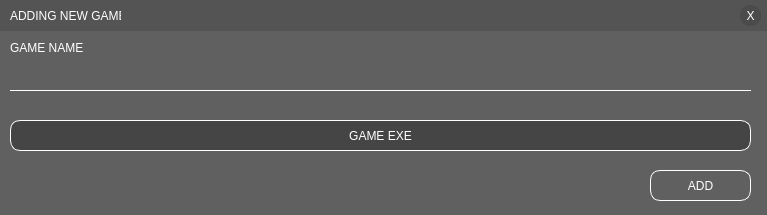
First picture: the form in newgame.ui, repository illud/crono, before the edit.
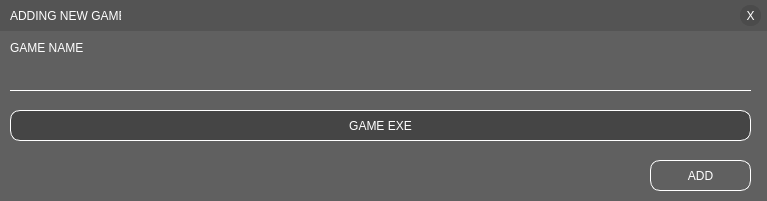
Second picture: the form after the edit.

Diff of the .ui file:
```diff
--- a/newgame.ui
+++ b/newgame.ui
@@ -7,7 +7,7 @@
     <x>0</x>
     <y>0</y>
     <width>767</width>
-    <height>215</height>
+    <height>201</height>
    </rect>
   </property>
   <property name="windowTitle">
@@ -43,7 +43,7 @@
    <property name="geometry">
     <rect>
      <x>10</x>
-     <y>120</y>
+     <y>110</y>
      <width>741</width>
      <height>31</height>
     </rect>
@@ -87,7 +87,7 @@
    <property name="geometry">
     <rect>
      <x>650</x>
-     <y>170</y>
+     <y>160</y>
      <width>101</width>
      <height>31</height>
     </rect>
```
Left out of the diff: 10 changed lines with no effect on the pictures.
